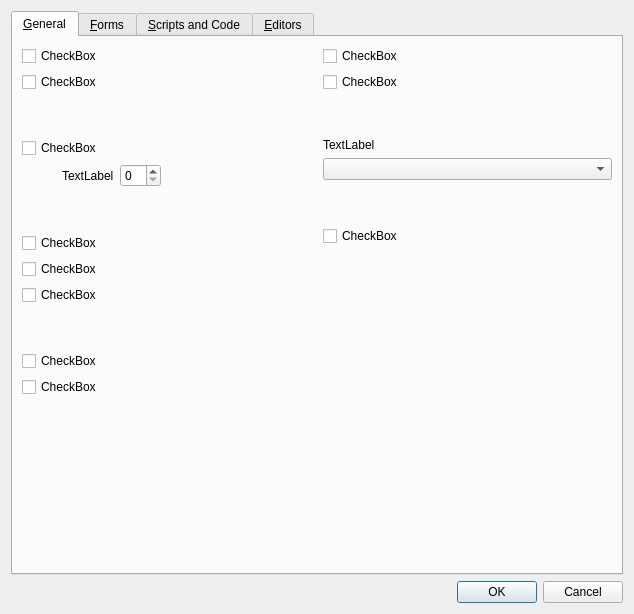
Old version of the form src/editor/dialogs/preferencesdialog.ui in the repository 0xFEEDC0DE64/QtGameMaker.
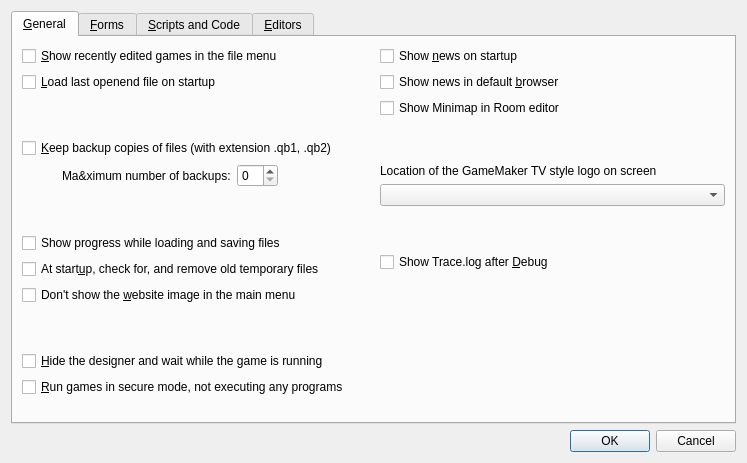
New version of the form. Custom widgets are drawn as their Qt base class.

What changed in the file:
```diff
--- a/src/editor/dialogs/preferencesdialog.ui
+++ b/src/editor/dialogs/preferencesdialog.ui
@@ -6,8 +6,8 @@
    <rect>
     <x>0</x>
     <y>0</y>
-    <width>634</width>
-    <height>614</height>
+    <width>747</width>
+    <height>463</height>
    </rect>
   </property>
   <property name="windowTitle">
@@ -29,14 +29,14 @@
          <item>
           <widget class="QCheckBox" name="checkBox_2">
            <property name="text">
-            <string>CheckBox</string>
+            <string>&amp;Show recently edited games in the file menu</string>
            </property>
           </widget>
          </item>
          <item>
           <widget class="QCheckBox" name="checkBox">
            <property name="text">
-            <string>CheckBox</string>
+            <string>&amp;Load last openend file on startup</string>
            </property>
           </widget>
          </item>
@@ -56,7 +56,7 @@
          <item>
           <widget class="QCheckBox" name="checkBox_3">
            <property name="text">
-            <string>CheckBox</string>
+            <string>&amp;Keep backup copies of files (with extension .qb1, .qb2)</string>
            </property>
           </widget>
          </item>
@@ -78,7 +78,7 @@
            <item>
             <widget class="QLabel" name="label">
              <property name="text">
-              <string>TextLabel</string>
+              <string>Ma&amp;ximum number of backups:</string>
              </property>
             </widget>
            </item>
@@ -116,21 +116,21 @@
          <item>
           <widget class="QCheckBox" name="checkBox_4">
            <property name="text">
-            <string>CheckBox</string>
+            <string>Show progress while loading and saving files</string>
            </property>
           </widget>
          </item>
          <item>
           <widget class="QCheckBox" name="checkBox_5">
            <property name="text">
-            <string>CheckBox</string>
+            <string>At start&amp;up, check for, and remove old temporary files</string>
            </property>
           </widget>
          </item>
          <item>
           <widget class="QCheckBox" name="checkBox_6">
            <property name="text">
-            <string>CheckBox</string>
+            <string>Don't show the &amp;website image in the main menu</string>
            </property>
           </widget>
          </item>
@@ -150,14 +150,14 @@
          <item>
           <widget class="QCheckBox" name="checkBox_7">
            <property name="text">
-            <string>CheckBox</string>
+            <string>&amp;Hide the designer and wait while the game is running</string>
            </property>
           </widget>
          </item>
          <item>
           <widget class="QCheckBox" name="checkBox_8">
            <property name="text">
-            <string>CheckBox</string>
+            <string>&amp;Run games in secure mode, not executing any programs</string>
            </property>
           </widget>
          </item>
@@ -187,18 +187,25 @@
         </widget>
        </item>
        <item>
-        <layout class="QVBoxLayout" name="verticalLayout_3" stretch="0,0,0,0,0,0,0,1">
+        <layout class="QVBoxLayout" name="verticalLayout_3" stretch="0,0,0,0,0,0,0,0,1">
          <item>
           <widget class="QCheckBox" name="checkBox_9">
            <property name="text">
-            <string>CheckBox</string>
+            <string>Show &amp;news on startup</string>
            </property>
           </widget>
          </item>
          <item>
           <widget class="QCheckBox" name="checkBox_10">
            <property name="text">
-            <string>CheckBox</string>
+            <string>Show news in default &amp;browser</string>
+           </property>
+          </widget>
+         </item>
+         <item>
+          <widget class="QCheckBox" name="checkBox_18">
+           <property name="text">
+            <string>Show Minimap in Room editor</string>
            </property>
           </widget>
          </item>
@@ -218,7 +225,7 @@
          <item>
           <widget class="QLabel" name="label_2">
            <property name="text">
-            <string>TextLabel</string>
+            <string>Location of the GameMaker TV style logo on screen</string>
            </property>
           </widget>
          </item>
@@ -241,7 +248,7 @@
          <item>
           <widget class="QCheckBox" name="checkBox_11">
            <property name="text">
-            <string>CheckBox</string>
+            <string>Show Trace.log after &amp;Debug</string>
            </property>
           </widget>
          </item>
@@ -462,6 +469,13 @@
    </item>
   </layout>
  </widget>
+ <customwidgets>
+  <customwidget>
+   <class>ColorButton</class>
+   <extends>QPushButton</extends>
+   <header>widgets/colorbutton.h</header>
+  </customwidget>
+ </customwidgets>
  <resources/>
  <connections>
   <connection>
```
Left out of the diff: 62 changed lines with no effect on the pictures.
